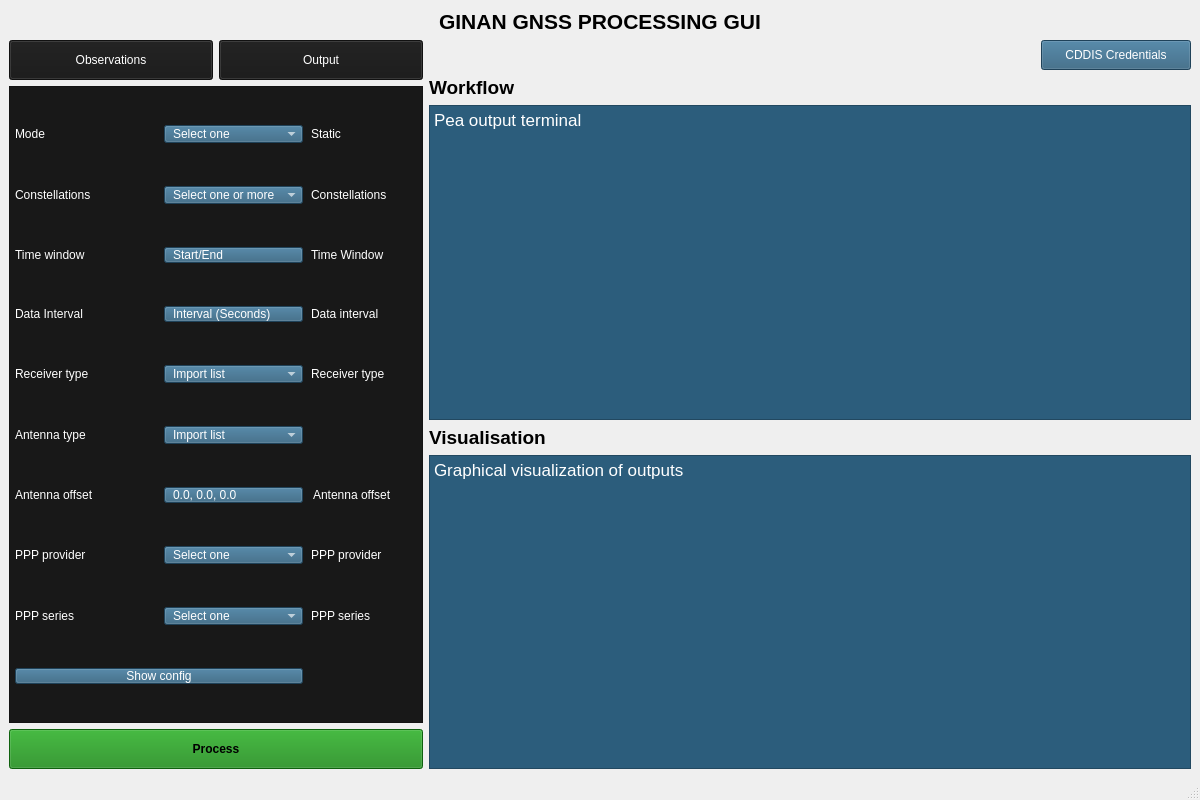
Old version of the form app/views/main_window.ui in the repository SamGreenwood04/Ginan-UI.
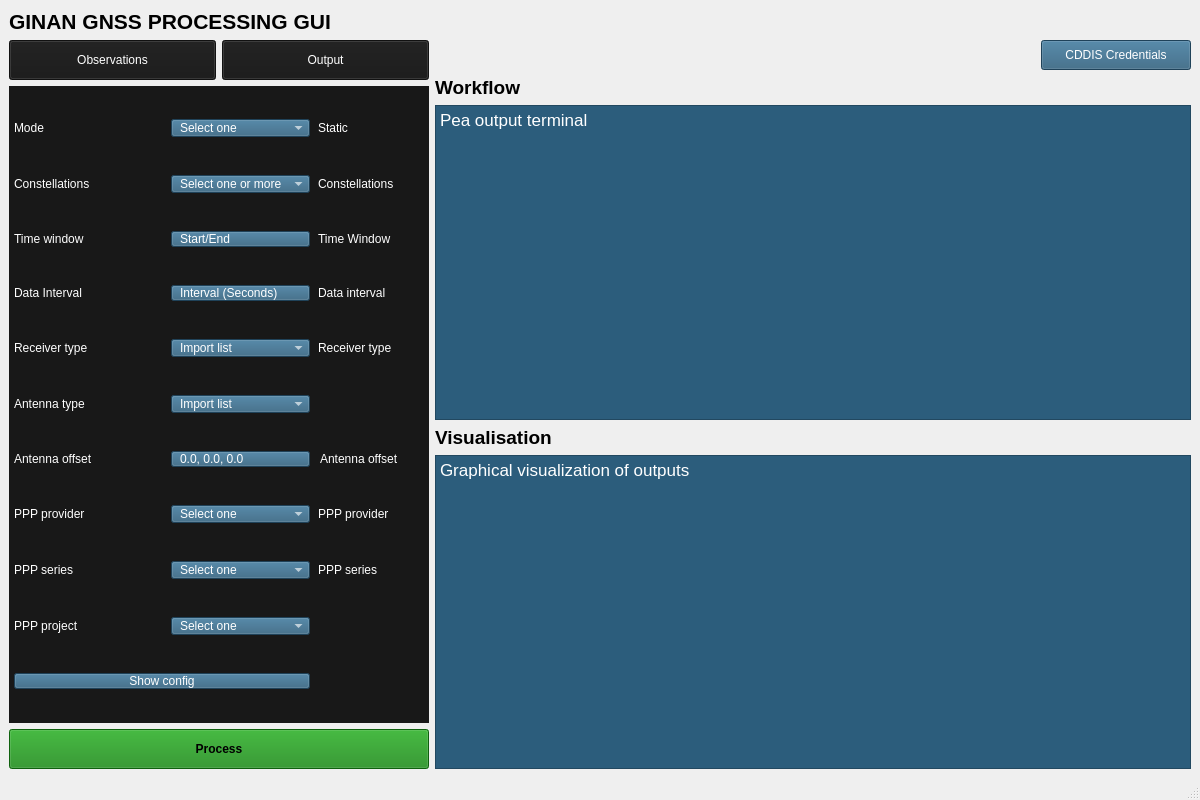
New version of the form.

Diff of the .ui file:
```diff
--- a/app/views/main_window.ui
+++ b/app/views/main_window.ui
@@ -20,15 +20,13 @@
       <property name="font">
        <font>
         <pointsize>16</pointsize>
+        <weight>75</weight>
         <bold>true</bold>
        </font>
       </property>
       <property name="text">
        <string>GINAN GNSS PROCESSING GUI</string>
       </property>
-      <property name="alignment">
-       <set>Qt::AlignmentFlag::AlignCenter</set>
-      </property>
      </widget>
     </item>
     <item>
@@ -36,7 +34,7 @@
       <item>
        <layout class="QVBoxLayout" name="leftSidebarLayout">
         <property name="sizeConstraint">
-         <enum>QLayout::SizeConstraint::SetDefaultConstraint</enum>
+         <enum>QLayout::SetDefaultConstraint</enum>
         </property>
         <item>
          <layout class="QHBoxLayout" name="horizontalLayout">
@@ -123,14 +121,11 @@
 color: rgb(255, 255, 255);</string>
           </property>
           <property name="frameShape">
-           <enum>QFrame::Shape::StyledPanel</enum>
-          </property>
-          <property name="frameShadow">
-           <enum>QFrame::Shadow::Raised</enum>
+           <enum>QFrame::NoFrame</enum>
           </property>
           <layout class="QGridLayout" name="configGridLayout">
            <property name="sizeConstraint">
-            <enum>QLayout::SizeConstraint::SetMinimumSize</enum>
+            <enum>QLayout::SetDefaultConstraint</enum>
            </property>
            <property name="leftMargin">
             <number>5</number>
@@ -150,144 +145,66 @@
            <property name="verticalSpacing">
             <number>10</number>
            </property>
-           <item row="1" column="1">
-            <widget class="QComboBox" name="Mode">
+           <item row="5" column="3">
+            <widget class="QLabel" name="receiverTypeValue">
              <property name="sizePolicy">
-              <sizepolicy hsizetype="Minimum" vsizetype="Fixed">
+              <sizepolicy hsizetype="Minimum" vsizetype="Preferred">
                <horstretch>0</horstretch>
                <verstretch>0</verstretch>
               </sizepolicy>
              </property>
-             <property name="styleSheet">
-              <string notr="true">background-color:#2c5d7c;color:white;padding:0px 8px;font:13pt &quot;Segoe UI&quot;;text-align:left;</string>
+             <property name="visible">
+              <bool>false</bool>
              </property>
-             <item>
-              <property name="text">
-               <string>Select one</string>
-              </property>
-             </item>
-            </widget>
-           </item>
-            <item row="1" column="2">
-            <widget class="QLabel" name="modeValue">
-                <property name="text">
-                <string>Static</string>
-                </property>
-                <property name="visible">
-                <bool>false</bool>
-                </property>
-            </widget>
-            </item>
-           <item row="4" column="1">
-            <widget class="QPushButton" name="dataIntervalButton">
-             <property name="sizePolicy">
-              <sizepolicy hsizetype="Minimum" vsizetype="Fixed">
-               <horstretch>0</horstretch>
-               <verstretch>0</verstretch>
-              </sizepolicy>
-             </property>
-             <property name="styleSheet">
-              <string notr="true">background-color:#2c5d7c;color:white;padding:0px 8px;font:13pt &quot;Segoe UI&quot;;text-align:left;</string>
-             </property>
              <property name="text">
-              <string>Interval (Seconds)</string>
+              <string>Receiver type</string>
              </property>
             </widget>
            </item>
-            <item row="8" column="0">
-            <widget class="QLabel" name="pppProviderLabel">
-                <property name="text">
-                <string>PPP provider</string>
-                </property>
-            </widget>
-            </item>           
-           <item row="8" column="1">
-            <widget class="QComboBox" name="PPP_provider">
+           <item row="7" column="3">
+            <widget class="QLineEdit" name="antennaOffsetValue">
              <property name="sizePolicy">
               <sizepolicy hsizetype="Minimum" vsizetype="Fixed">
                <horstretch>0</horstretch>
                <verstretch>0</verstretch>
               </sizepolicy>
              </property>
+             <property name="visible">
+              <bool>false</bool>
+             </property>
              <property name="styleSheet">
-              <string notr="true">background-color:#2c5d7c;color:white;padding:0px 8px;font:13pt &quot;Segoe UI&quot;;text-align:left;</string>
+              <string notr="true">background:transparent;border:none;</string>
              </property>
-             <item>
-              <property name="text">
-               <string>Select one</string>
-              </property>
-             </item>
-            </widget>
-           </item>
-           <item row="8" column="2">
-            <widget class="QLabel" name="pppProviderValue">
-             <property name="sizePolicy">
-              <sizepolicy hsizetype="Minimum" vsizetype="Preferred">
-               <horstretch>0</horstretch>
-               <verstretch>0</verstretch>
-              </sizepolicy>
-             </property>
              <property name="text">
-              <string>PPP provider</string>
+              <string>Antenna offset</string>
              </property>
-             <property name="visible"><bool>false</bool></property>
-            </widget>
-           </item>
-            <item row="6" column="0">
-            <widget class="QLabel" name="antennaTypeLabel">
-                <property name="text"><string>Antenna type</string></property>
-            </widget>
-            </item>                     
-           <item row="6" column="2">
-            <widget class="QLabel" name="antennaTypeValue">
-             <property name="sizePolicy">
-              <sizepolicy hsizetype="Minimum" vsizetype="Preferred">
-               <horstretch>0</horstretch>
-               <verstretch>0</verstretch>
-              </sizepolicy>
+             <property name="readOnly">
+              <bool>true</bool>
              </property>
-             <property name="visible"><bool>false</bool></property> 
             </widget>
            </item>
-            <item row="3" column="0">
-                <widget class="QLabel" name="timeWindowLabel">
-                    <property name="text"><string>Time window</string></property>
-                </widget>
-            </item>           
-           <item row="3" column="2">
-            <widget class="QLabel" name="timeWindowValue">
-             <property name="sizePolicy">
-              <sizepolicy hsizetype="Minimum" vsizetype="Preferred">
-               <horstretch>0</horstretch>
-               <verstretch>0</verstretch>
-              </sizepolicy>
-             </property>
-             <property name="visible"><bool>false</bool></property>
+           <item row="5" column="0">
+            <widget class="QLabel" name="receiveTypeLabel">
              <property name="text">
-              <string>Time Window</string>
+              <string>Receiver type</string>
              </property>
             </widget>
            </item>
-           <item row="10" column="0">
-            <widget class="QLabel" name="showConfigValue">
-             <property name="sizePolicy">
-              <sizepolicy hsizetype="Minimum" vsizetype="Preferred">
-               <horstretch>0</horstretch>
-               <verstretch>0</verstretch>
-              </sizepolicy>
-             </property>
-             <property name="text">
-              <string>Open Yaml config in editor</string>
-             </property>
-             <property name="visible"><bool>false</bool></property>
-            </widget>
-           </item>
-            <item row="4" column="0">
+           <item row="4" column="0">
             <widget class="QLabel" name="dataIntervalLabel">
-                <property name="text"><string>Data Interval</string></property>
+             <property name="text">
+              <string>Data Interval</string>
+             </property>
             </widget>
-            </item>
-           <item row="4" column="2">
+           </item>
+           <item row="7" column="0">
+            <widget class="QLabel" name="antennaOffsetLabel">
+             <property name="text">
+              <string>Antenna offset</string>
+             </property>
+            </widget>
+           </item>
+           <item row="4" column="3">
             <widget class="QLabel" name="dataIntervalValue">
              <property name="sizePolicy">
               <sizepolicy hsizetype="Minimum" vsizetype="Preferred">
@@ -295,22 +212,22 @@
                <verstretch>0</verstretch>
               </sizepolicy>
              </property>
+             <property name="visible">
+              <bool>false</bool>
+             </property>
              <property name="text">
               <string>Data interval</string>
              </property>
-                <property name="visible">
-                    <bool>false</bool>
-                </property>             
             </widget>
            </item>
-            <item row="9" column="0">
+           <item row="10" column="0">
             <widget class="QLabel" name="pppSeriesLabel">
-                <property name="text">
-                <string>PPP series</string>
-                </property>
+             <property name="text">
+              <string>PPP series</string>
+             </property>
             </widget>
-            </item>           
-           <item row="9" column="2">
+           </item>
+           <item row="10" column="3">
             <widget class="QLabel" name="pppSeriesValue">
              <property name="sizePolicy">
               <sizepolicy hsizetype="Minimum" vsizetype="Preferred">
@@ -318,13 +235,31 @@
                <verstretch>0</verstretch>
               </sizepolicy>
              </property>
+             <property name="visible">
+              <bool>false</bool>
+             </property>
              <property name="text">
               <string>PPP series</string>
              </property>
-             <property name="visible"><bool>false</bool></property>
             </widget>
            </item>
-           <item row="7" column="1">
+           <item row="27" column="0">
+            <widget class="QLabel" name="showConfigValue">
+             <property name="sizePolicy">
+              <sizepolicy hsizetype="Minimum" vsizetype="Preferred">
+               <horstretch>0</horstretch>
+               <verstretch>0</verstretch>
+              </sizepolicy>
+             </property>
+             <property name="visible">
+              <bool>false</bool>
+             </property>
+             <property name="text">
+              <string>Open Yaml config in editor</string>
+             </property>
+            </widget>
+           </item>
+           <item row="7" column="2">
             <widget class="QPushButton" name="antennaOffsetButton">
              <property name="sizePolicy">
               <sizepolicy hsizetype="Minimum" vsizetype="Fixed">
@@ -340,8 +275,67 @@
              </property>
             </widget>
            </item>
-           <item row="9" column="1">
-            <widget class="QComboBox" name="PPP_series">
+           <item row="3" column="3">
+            <widget class="QLabel" name="timeWindowValue">
+             <property name="sizePolicy">
+              <sizepolicy hsizetype="Minimum" vsizetype="Preferred">
+               <horstretch>0</horstretch>
+               <verstretch>0</verstretch>
+              </sizepolicy>
+             </property>
+             <property name="visible">
+              <bool>false</bool>
+             </property>
+             <property name="text">
+              <string>Time Window</string>
+             </property>
+            </widget>
+           </item>
+           <item row="3" column="0">
+            <widget class="QLabel" name="timeWindowLabel">
+             <property name="text">
+              <string>Time window</string>
+             </property>
+            </widget>
+           </item>
+           <item row="6" column="3">
+            <widget class="QLabel" name="antennaTypeValue">
+             <property name="sizePolicy">
+              <sizepolicy hsizetype="Minimum" vsizetype="Preferred">
+               <horstretch>0</horstretch>
+               <verstretch>0</verstretch>
+              </sizepolicy>
+             </property>
+             <property name="visible">
+              <bool>false</bool>
+             </property>
+            </widget>
+           </item>
+           <item row="6" column="0">
+            <widget class="QLabel" name="antennaTypeLabel">
+             <property name="text">
+              <string>Antenna type</string>
+             </property>
+            </widget>
+           </item>
+           <item row="8" column="3">
+            <widget class="QLabel" name="pppProviderValue">
+             <property name="sizePolicy">
+              <sizepolicy hsizetype="Minimum" vsizetype="Preferred">
+               <horstretch>0</horstretch>
+               <verstretch>0</verstretch>
+              </sizepolicy>
+             </property>
+             <property name="visible">
+              <bool>false</bool>
+             </property>
+             <property name="text">
+              <string>PPP provider</string>
+             </property>
+            </widget>
+           </item>
+           <item row="8" column="2">
+            <widget class="QComboBox" name="PPP_provider">
              <property name="sizePolicy">
               <sizepolicy hsizetype="Minimum" vsizetype="Fixed">
                <horstretch>0</horstretch>
@@ -358,13 +352,15 @@
              </item>
             </widget>
            </item>
-            <item row="7" column="0">
-            <widget class="QLabel" name="antennaOffsetLabel">
-                <property name="text"><string>Antenna offset</string></property>
+           <item row="8" column="0">
+            <widget class="QLabel" name="pppProviderLabel">
+             <property name="text">
+              <string>PPP provider</string>
+             </property>
             </widget>
-            </item>           
-           <item row="7" column="2">
-            <widget class="QLineEdit" name="antennaOffsetValue">
+           </item>
+           <item row="4" column="2">
+            <widget class="QPushButton" name="dataIntervalButton">
              <property name="sizePolicy">
               <sizepolicy hsizetype="Minimum" vsizetype="Fixed">
                <horstretch>0</horstretch>
@@ -372,89 +368,24 @@
               </sizepolicy>
              </property>
              <property name="styleSheet">
-              <string notr="true">background:transparent;border:none;</string>
+              <string notr="true">background-color:#2c5d7c;color:white;padding:0px 8px;font:13pt &quot;Segoe UI&quot;;text-align:left;</string>
              </property>
              <property name="text">
-              <string>Antenna offset</string>
-             </property>
-             <property name="visible"><bool>false</bool></property>
-             <property name="readOnly">
-              <bool>true</bool>
+              <string>Interval (Seconds)</string>
              </property>
             </widget>
            </item>
-           <item row="5" column="0">
-            <widget class="QLabel" name="receiveTypeLabel">
-                <property name="text"><string>Receiver type</string></property>
+           <item row="1" column="3">
+            <widget class="QLabel" name="modeValue">
+             <property name="visible">
+              <bool>false</bool>
+             </property>
+             <property name="text">
+              <string>Static</string>
+             </property>
             </widget>
            </item>
            <item row="5" column="2">
-            <widget class="QLabel" name="receiverTypeValue">
-             <property name="sizePolicy">
-              <sizepolicy hsizetype="Minimum" vsizetype="Preferred">
-               <horstretch>0</horstretch>
-               <verstretch>0</verstretch>
-              </sizepolicy>
-             </property>
-                <property name="visible">
-                    <bool>false</bool>
-                </property>
-             <property name="text">
-              <string>Receiver type</string>
-             </property>
-            </widget>
-           </item>
-           <item row="1" column="0">
-            <widget class="QLabel" name="modeLabel">
-             <property name="sizePolicy">
-              <sizepolicy hsizetype="Minimum" vsizetype="Preferred">
-               <horstretch>0</horstretch>
-               <verstretch>0</verstretch>
-              </sizepolicy>
-             </property>
-             <property name="text">
-              <string>Mode</string>
-             </property>
-            </widget>
-           </item>
-           <item row="6" column="1">
-            <widget class="QComboBox" name="Antenna_type">
-             <property name="sizePolicy">
-              <sizepolicy hsizetype="Minimum" vsizetype="Fixed">
-               <horstretch>0</horstretch>
-               <verstretch>0</verstretch>
-              </sizepolicy>
-             </property>
-             <property name="styleSheet">
-              <string notr="true">background-color:#2c5d7c;color:white;padding:0px 8px;font:13pt &quot;Segoe UI&quot;;text-align:left;</string>
-             </property>
-             <item>
-              <property name="text">
-               <string>Import list</string>
-              </property>
-             </item>
-            </widget>
-           </item>
-           <item row="3" column="1">
-            <widget class="QPushButton" name="timeWindowButton">
-             <property name="sizePolicy">
-              <sizepolicy hsizetype="Minimum" vsizetype="Fixed">
-               <horstretch>0</horstretch>
-               <verstretch>0</verstretch>
-              </sizepolicy>
-             </property>
-             <property name="styleSheet">
-              <string notr="true">background-color:#2c5d7c;color:white;padding:0px 8px;font:13pt &quot;Segoe UI&quot;;text-align:left;</string>
-             </property>
-             <property name="text">
-              <string>Start/End</string>
-             </property>
-             <property name="minimumWidth">
-                <number>320</number>
-             </property>
-            </widget>
-           </item>
-           <item row="5" column="1">
             <widget class="QComboBox" name="Receiver_type">
              <property name="sizePolicy">
               <sizepolicy hsizetype="Minimum" vsizetype="Fixed">
@@ -472,7 +403,25 @@
              </item>
             </widget>
            </item>
-           <item row="10" column="0" colspan="2">
+           <item row="6" column="2">
+            <widget class="QComboBox" name="Antenna_type">
+             <property name="sizePolicy">
+              <sizepolicy hsizetype="Minimum" vsizetype="Fixed">
+               <horstretch>0</horstretch>
+               <verstretch>0</verstretch>
+              </sizepolicy>
+             </property>
+             <property name="styleSheet">
+              <string notr="true">background-color:#2c5d7c;color:white;padding:0px 8px;font:13pt &quot;Segoe UI&quot;;text-align:left;</string>
+             </property>
+             <item>
+              <property name="text">
+               <string>Import list</string>
+              </property>
+             </item>
+            </widget>
+           </item>
+           <item row="27" column="0" colspan="3">
             <widget class="QPushButton" name="showConfigButton">
              <property name="sizePolicy">
               <sizepolicy hsizetype="Minimum" vsizetype="Fixed">
@@ -488,14 +437,14 @@
              </property>
             </widget>
            </item>
-            <item row="2" column="0">
+           <item row="2" column="0">
             <widget class="QLabel" name="constellationsLabel">
-                <property name="text">
-                <string>Constellations</string>
-                </property>
+             <property name="text">
+              <string>Constellations</string>
+             </property>
             </widget>
-            </item>
-           <item row="2" column="1">
+           </item>
+           <item row="2" column="2">
             <widget class="QComboBox" name="Constellations_2">
              <property name="sizePolicy">
               <sizepolicy hsizetype="Minimum" vsizetype="Fixed">
@@ -513,16 +462,118 @@
              </item>
             </widget>
            </item>
-           <item row="2" column="2">
+           <item row="3" column="2">
+            <widget class="QPushButton" name="timeWindowButton">
+             <property name="sizePolicy">
+              <sizepolicy hsizetype="Minimum" vsizetype="Fixed">
+               <horstretch>0</horstretch>
+               <verstretch>0</verstretch>
+              </sizepolicy>
+             </property>
+             <property name="styleSheet">
+              <string notr="true">background-color:#2c5d7c;color:white;padding:0px 8px;font:13pt &quot;Segoe UI&quot;;text-align:left;</string>
+             </property>
+             <property name="text">
+              <string>Start/End</string>
+             </property>
+            </widget>
+           </item>
+           <item row="2" column="3">
             <widget class="QLabel" name="constellationsValue">
-                <property name="visible">
-                    <bool>false</bool>
-                </property>             
+             <property name="visible">
+              <bool>false</bool>
+             </property>
              <property name="text">
               <string>Constellations</string>
              </property>
             </widget>
            </item>
+           <item row="1" column="0">
+            <widget class="QLabel" name="modeLabel">
+             <property name="sizePolicy">
+              <sizepolicy hsizetype="Minimum" vsizetype="Preferred">
+               <horstretch>0</horstretch>
+               <verstretch>0</verstretch>
+              </sizepolicy>
+             </property>
+             <property name="text">
+              <string>Mode</string>
+             </property>
+            </widget>
+           </item>
+           <item row="12" column="0">
+            <widget class="QLabel" name="pppProjectLabel">
+             <property name="minimumSize">
+              <size>
+               <width>0</width>
+               <height>0</height>
+              </size>
+             </property>
+             <property name="maximumSize">
+              <size>
+               <width>16777215</width>
+               <height>16777215</height>
+              </size>
+             </property>
+             <property name="text">
+              <string>PPP project</string>
+             </property>
+            </widget>
+           </item>
+           <item row="1" column="2">
+            <widget class="QComboBox" name="Mode">
+             <property name="sizePolicy">
+              <sizepolicy hsizetype="Minimum" vsizetype="Fixed">
+               <horstretch>0</horstretch>
+               <verstretch>0</verstretch>
+              </sizepolicy>
+             </property>
+             <property name="styleSheet">
+              <string notr="true">background-color:#2c5d7c;color:white;padding:0px 8px;font:13pt &quot;Segoe UI&quot;;text-align:left;</string>
+             </property>
+             <item>
+              <property name="text">
+               <string>Select one</string>
+              </property>
+             </item>
+            </widget>
+           </item>
+           <item row="10" column="2">
+            <widget class="QComboBox" name="PPP_series">
+             <property name="sizePolicy">
+              <sizepolicy hsizetype="Minimum" vsizetype="Fixed">
+               <horstretch>0</horstretch>
+               <verstretch>0</verstretch>
+              </sizepolicy>
+             </property>
+             <property name="styleSheet">
+              <string notr="true">background-color:#2c5d7c;color:white;padding:0px 8px;font:13pt &quot;Segoe UI&quot;;text-align:left;</string>
+             </property>
+             <item>
+              <property name="text">
+               <string>Select one</string>
+              </property>
+             </item>
+            </widget>
+           </item>
+           <item row="12" column="2">
+            <widget class="QComboBox" name="PPP_project">
+             <property name="sizePolicy">
+              <sizepolicy hsizetype="Minimum" vsizetype="Fixed">
+               <horstretch>0</horstretch>
+               <verstretch>0</verstretch>
+              </sizepolicy>
+             </property>
+             <property name="styleSheet">
+              <string notr="true">background-color:#2c5d7c;color:white;padding:0px 8px;font:13pt &quot;Segoe UI&quot;;text-align:left;</string>
+             </property>
+             <item>
+              <property name="text">
+               <string>Select one</string>
+              </property>
+             </item>
+            </widget>
+           </item>
           </layout>
          </widget>
         </item>
@@ -563,49 +614,49 @@
       <item>
        <layout class="QVBoxLayout" name="rightLayout">
         <item>
-        <layout class="QHBoxLayout" name="cddisCredentialsLayout">
-        <item>
-        <spacer name="horizontalSpacer">
+         <layout class="QHBoxLayout" name="cddisCredentialsLayout">
+          <item>
+           <spacer name="horizontalSpacer">
             <property name="orientation">
-            <enum>Qt::Horizontal</enum>
+             <enum>Qt::Horizontal</enum>
             </property>
             <property name="sizeHint" stdset="0">
-            <size>
-            <width>40</width>
-            <height>20</height>
-            </size>
+             <size>
+              <width>40</width>
+              <height>20</height>
+             </size>
             </property>
-        </spacer>
-        </item>
-        <item>
-        <widget class="QPushButton" name="cddisCredentialsButton">
+           </spacer>
+          </item>
+          <item>
+           <widget class="QPushButton" name="cddisCredentialsButton">
             <property name="minimumSize">
-            <size>
-            <width>150</width>
-            <height>30</height>
-            </size>
+             <size>
+              <width>150</width>
+              <height>30</height>
+             </size>
             </property>
             <property name="styleSheet">
-            <string notr="true">QPushButton {
+             <string notr="true">QPushButton {
             background-color: #2c5d7c;
             color: white;
-            font: 12pt "Segoe UI";
+            font: 12pt &quot;Segoe UI&quot;;
             padding: 4px 10px;
             }</string>
             </property>
             <property name="text">
-            <string>CDDIS Credentials</string>
+             <string>CDDIS Credentials</string>
             </property>
-        </widget>
+           </widget>
+          </item>
+         </layout>
         </item>
-        </layout>
-        </item>
-      
         <item>
          <widget class="QLabel" name="workflowLabel">
           <property name="font">
            <font>
             <pointsize>14</pointsize>
+            <weight>75</weight>
             <bold>true</bold>
            </font>
           </property>
@@ -624,13 +675,10 @@
           </property>
           <property name="html">
            <string>&lt;!DOCTYPE HTML PUBLIC &quot;-//W3C//DTD HTML 4.0//EN&quot; &quot;http://www.w3.org/TR/REC-html40/strict.dtd&quot;&gt;
-&lt;html&gt;&lt;head&gt;&lt;meta name=&quot;qrichtext&quot; content=&quot;1&quot; /&gt;&lt;meta charset=&quot;utf-8&quot; /&gt;&lt;style type=&quot;text/css&quot;&gt;
+&lt;html&gt;&lt;head&gt;&lt;meta name=&quot;qrichtext&quot; content=&quot;1&quot; /&gt;&lt;style type=&quot;text/css&quot;&gt;
 p, li { white-space: pre-wrap; }
-hr { height: 1px; border-width: 0; }
-li.unchecked::marker { content: &quot;\2610&quot;; }
-li.checked::marker { content: &quot;\2612&quot;; }
-&lt;/style&gt;&lt;/head&gt;&lt;body style=&quot; font-family:'Noto Sans'; font-size:10pt; font-weight:400; font-style:normal;&quot;&gt;
-&lt;p style=&quot; margin-top:12px; margin-bottom:12px; margin-left:0px; margin-right:0px; -qt-block-indent:0; text-indent:0px;&quot;&gt;&lt;span style=&quot; font-family:'.AppleSystemUIFont'; font-size:13pt;&quot;&gt;Pea output terminal&lt;/span&gt;&lt;/p&gt;&lt;/body&gt;&lt;/html&gt;</string>
+&lt;/style&gt;&lt;/head&gt;&lt;body style=&quot; font-family:'.AppleSystemUIFont'; font-size:13pt; font-weight:400; font-style:normal;&quot;&gt;
+&lt;p style=&quot; margin-top:12px; margin-bottom:12px; margin-left:0px; margin-right:0px; -qt-block-indent:0; text-indent:0px;&quot;&gt;Pea output terminal&lt;/p&gt;&lt;/body&gt;&lt;/html&gt;</string>
           </property>
          </widget>
         </item>
@@ -639,6 +687,7 @@
           <property name="font">
            <font>
             <pointsize>14</pointsize>
+            <weight>75</weight>
             <bold>true</bold>
            </font>
           </property>
@@ -657,13 +706,10 @@
           </property>
           <property name="html">
            <string>&lt;!DOCTYPE HTML PUBLIC &quot;-//W3C//DTD HTML 4.0//EN&quot; &quot;http://www.w3.org/TR/REC-html40/strict.dtd&quot;&gt;
-&lt;html&gt;&lt;head&gt;&lt;meta name=&quot;qrichtext&quot; content=&quot;1&quot; /&gt;&lt;meta charset=&quot;utf-8&quot; /&gt;&lt;style type=&quot;text/css&quot;&gt;
+&lt;html&gt;&lt;head&gt;&lt;meta name=&quot;qrichtext&quot; content=&quot;1&quot; /&gt;&lt;style type=&quot;text/css&quot;&gt;
 p, li { white-space: pre-wrap; }
-hr { height: 1px; border-width: 0; }
-li.unchecked::marker { content: &quot;\2610&quot;; }
-li.checked::marker { content: &quot;\2612&quot;; }
-&lt;/style&gt;&lt;/head&gt;&lt;body style=&quot; font-family:'Noto Sans'; font-size:10pt; font-weight:400; font-style:normal;&quot;&gt;
-&lt;p style=&quot; margin-top:12px; margin-bottom:12px; margin-left:0px; margin-right:0px; -qt-block-indent:0; text-indent:0px;&quot;&gt;&lt;span style=&quot; font-family:'.AppleSystemUIFont'; font-size:13pt;&quot;&gt;Graphical visualization of outputs&lt;/span&gt;&lt;/p&gt;&lt;/body&gt;&lt;/html&gt;</string>
+&lt;/style&gt;&lt;/head&gt;&lt;body style=&quot; font-family:'.AppleSystemUIFont'; font-size:13pt; font-weight:400; font-style:normal;&quot;&gt;
+&lt;p style=&quot; margin-top:12px; margin-bottom:12px; margin-left:0px; margin-right:0px; -qt-block-indent:0; text-indent:0px;&quot;&gt;Graphical visualization of outputs&lt;/p&gt;&lt;/body&gt;&lt;/html&gt;</string>
           </property>
          </widget>
         </item>
```
